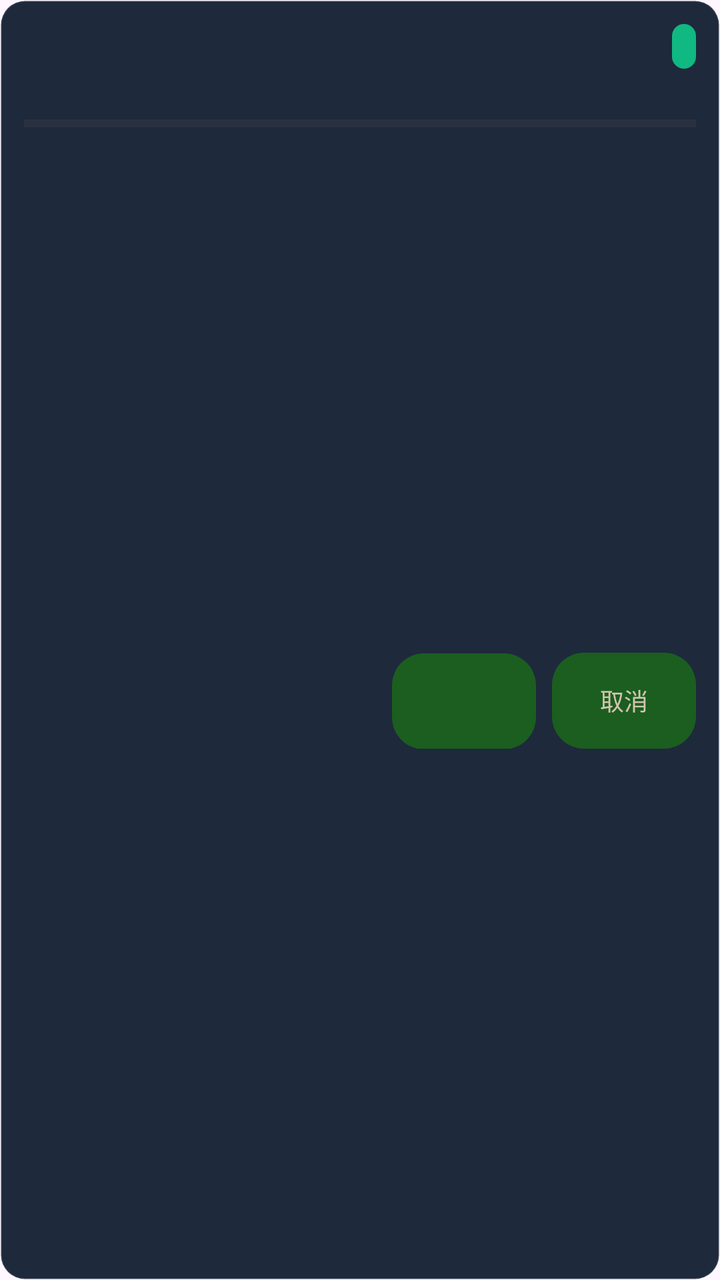
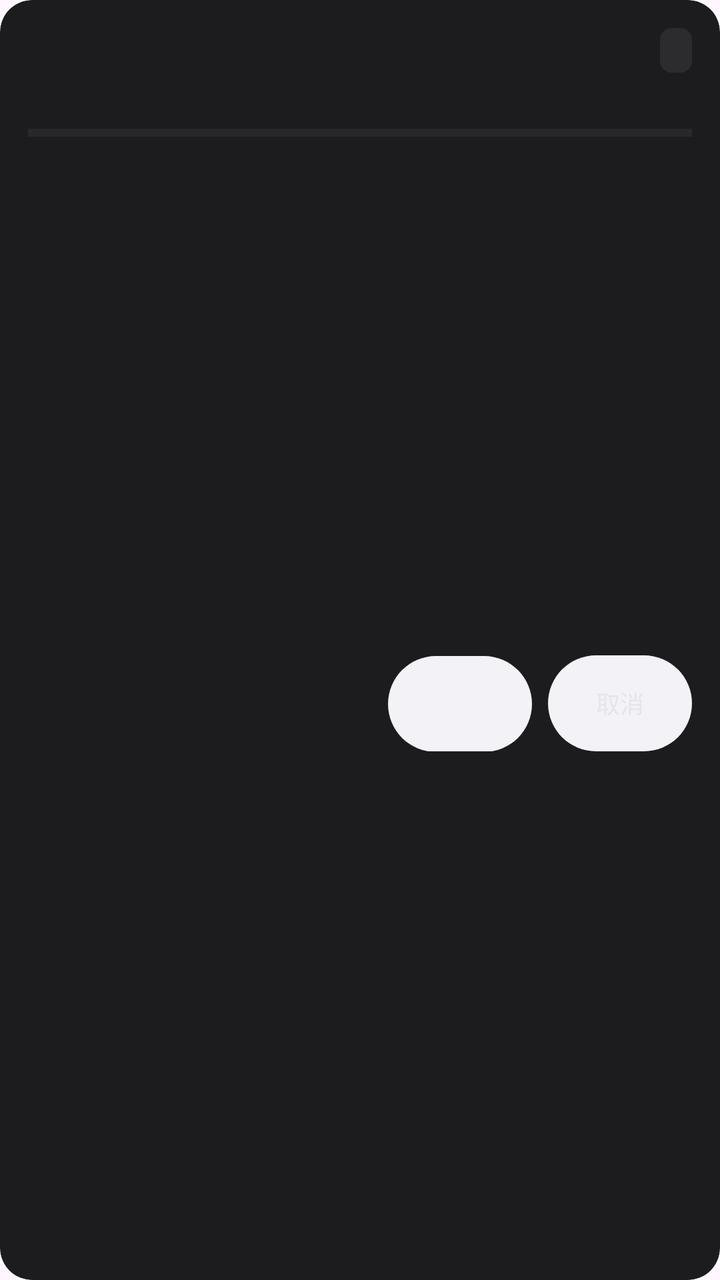

The first picture is an Android layout as it rendered before a commit; the second is the same layout after the commit. The layout source and the unified diff follow.
<!-- AndroidManifest.xml: another module's application theme Theme.YuanBaoTv -->
<!-- res/layout/item_download_task.xml -->
<?xml version="1.0" encoding="utf-8"?>
<androidx.constraintlayout.widget.ConstraintLayout xmlns:android="http://schemas.android.com/apk/res/android"
    xmlns:app="http://schemas.android.com/apk/res-auto"
    android:layout_width="match_parent"
    android:layout_height="wrap_content"
    android:minHeight="120dp"
    android:layout_marginBottom="@dimen/feature_res_spacing_small"
    android:background="@drawable/bg_tv_focus_ring"
    android:padding="12dp">

    <TextView
        android:id="@+id/tv_task_title"
        android:layout_width="0dp"
        android:layout_height="wrap_content"
        android:ellipsize="end"
        android:maxLines="1"
        android:textColor="@color/tv_text_primary"
        android:textSize="@dimen/ui_text_body"
        android:textStyle="bold"
        app:layout_constraintEnd_toStartOf="@id/tv_task_status"
        app:layout_constraintStart_toStartOf="parent"
        app:layout_constraintTop_toTopOf="parent" />

    <TextView
        android:id="@+id/tv_task_status"
        android:layout_width="wrap_content"
        android:layout_height="wrap_content"
        android:background="@drawable/bg_badge_local"
        android:paddingHorizontal="6dp"
        android:paddingVertical="3dp"
        android:textColor="@color/tv_text_primary"
        android:textSize="@dimen/ui_text_caption"
        app:layout_constraintEnd_toEndOf="parent"
        app:layout_constraintTop_toTopOf="parent" />

    <TextView
        android:id="@+id/tv_task_detail"
        android:layout_width="0dp"
        android:layout_height="wrap_content"
        android:layout_marginTop="5dp"
        android:ellipsize="end"
        android:maxLines="2"
        android:textColor="@color/tv_text_secondary"
        android:textSize="@dimen/ui_text_caption"
        app:layout_constraintEnd_toEndOf="parent"
        app:layout_constraintStart_toStartOf="parent"
        app:layout_constraintTop_toBottomOf="@id/tv_task_title" />

    <ProgressBar
        android:id="@+id/pb_task"
        style="?android:attr/progressBarStyleHorizontal"
        android:layout_width="0dp"
        android:layout_height="5dp"
        android:layout_marginTop="7dp"
        android:max="100"
        android:progressTint="@color/tv_accent_blue"
        app:layout_constraintEnd_toEndOf="parent"
        app:layout_constraintStart_toStartOf="parent"
        app:layout_constraintTop_toBottomOf="@id/tv_task_detail" />

    <LinearLayout
        android:layout_width="wrap_content"
        android:layout_height="wrap_content"
        android:layout_marginTop="@dimen/feature_res_spacing_small"
        android:orientation="horizontal"
        app:layout_constraintEnd_toEndOf="parent"
        app:layout_constraintBottom_toBottomOf="parent"
        app:layout_constraintTop_toBottomOf="@id/pb_task">

        <Button
            android:id="@+id/btn_task_pause"
            android:layout_width="wrap_content"
            android:layout_height="wrap_content"
            android:minWidth="72dp"
            android:minHeight="48dp"
            android:paddingHorizontal="12dp"
            android:maxLines="1"
            android:background="@drawable/bg_tv_button_focus"
            android:textColor="@color/tv_control_text"
            android:textSize="@dimen/ui_text_caption" />

        <Button
            android:id="@+id/btn_task_cancel"
            android:layout_width="wrap_content"
            android:layout_height="wrap_content"
            android:minWidth="72dp"
            android:minHeight="48dp"
            android:paddingHorizontal="12dp"
            android:maxLines="1"
            android:layout_marginStart="@dimen/feature_res_spacing_small"
            android:background="@drawable/bg_tv_button_focus"
            android:text="@string/btn_cancel"
            android:textColor="@color/tv_text_secondary"
            android:textSize="@dimen/ui_text_caption" />
    </LinearLayout>
</androidx.constraintlayout.widget.ConstraintLayout>
<!-- resources referenced by this layout -->
<resources>
  <color name="tv_accent_blue">#38BDF8</color>
  <color name="tv_text_primary">#E5E2E1</color>
  <color name="tv_text_secondary">#D3C5AF</color>
  <!-- drawable bg_tv_button_focus (drawable) -->
  <?xml version="1.0" encoding="utf-8"?>
  <selector xmlns:android="http://schemas.android.com/apk/res/android">
      <item android:state_enabled="false"><shape android:shape="rectangle"><solid android:color="@color/tv_control_disabled"/><corners android:radius="16dp"/></shape></item>
      <item android:state_focused="true"><shape android:shape="rectangle"><solid android:color="@color/tv_control_focused"/><corners android:radius="16dp"/><stroke android:width="2dp" android:color="@color/tv_focus_ring"/></shape></item>
      <item android:state_pressed="true"><shape android:shape="rectangle"><solid android:color="@color/tv_control_focused"/><corners android:radius="16dp"/></shape></item>
      <item android:state_selected="true"><shape android:shape="rectangle"><solid android:color="@color/tv_nav_selected"/><corners android:radius="16dp"/></shape></item>
      <item ><shape android:shape="rectangle"><solid android:color="@color/tv_control_surface"/><corners android:radius="16dp"/></shape></item>
  </selector>
  <!-- drawable bg_tv_focus_ring (drawable) -->
  <?xml version="1.0" encoding="utf-8"?>
  <selector xmlns:android="http://schemas.android.com/apk/res/android">
      <item android:state_focused="true">
          <shape android:shape="rectangle">
              <solid android:color="#263B82F6" />
              <stroke android:width="3dp" android:color="@color/tv_focus_ring" />
              <corners android:radius="12dp" />
          </shape>
      </item>
      <item>
          <shape android:shape="rectangle">
              <solid android:color="@color/tv_bg_card" />
              <stroke android:width="1dp" android:color="#1AFFFFFF" />
              <corners android:radius="12dp" />
          </shape>
      </item>
  </selector>
  <style name="Theme.YuanBaoTv" parent="Theme.Material3.DayNight.NoActionBar">
          <item name="colorPrimary">@color/primary</item>
          <item name="colorOnPrimary">@color/on_primary</item>
          <item name="android:statusBarColor">@android:color/transparent</item>
          <item name="android:navigationBarColor">@android:color/transparent</item>
          <item name="android:windowLightStatusBar">false</item>
          <item name="buttonStyle">@style/Widget.YuanBaoTv.Button</item>
      </style>
  <color name="tv_badge_local">#10B981</color>
  <color name="tv_control_disabled">#202526</color>
  <color name="tv_control_focused">#344B48</color>
  <color name="tv_focus_ring">#84F5E8</color>
  <color name="tv_nav_selected">#25443F</color>
  <color name="tv_control_surface">#2A2D30</color>
  <color name="tv_bg_card">#1E293B</color>
  <color name="primary">#1B5E20</color>
  <color name="on_primary">#FFFFFF</color>
  <style name="Widget.YuanBaoTv.Button" parent="Widget.AppCompat.Button">
          <item name="android:backgroundTint">@null</item>
          <item name="backgroundTint">@null</item>
          <item name="android:textAllCaps">false</item>
      </style>
  <!-- unchanged entries left out for length: 5 -->
</resources>

<!-- the commit's change to res/layout/item_download_task.xml (unified diff, before → after) -->
@@ -6,7 +6,9 @@
     android:minHeight="120dp"
     android:layout_marginBottom="@dimen/feature_res_spacing_small"
     android:background="@drawable/bg_tv_focus_ring"
-    android:padding="12dp">
+    android:foreground="@drawable/bg_card_focus_foreground"
+    android:clipToOutline="true"
+    android:padding="14dp">
 
     <TextView
         android:id="@+id/tv_task_title"
@@ -26,7 +28,7 @@
         android:layout_width="wrap_content"
         android:layout_height="wrap_content"
         android:background="@drawable/bg_badge_local"
-        android:paddingHorizontal="6dp"
+        android:paddingHorizontal="8dp"
         android:paddingVertical="3dp"
         android:textColor="@color/tv_text_primary"
         android:textSize="@dimen/ui_text_caption"
@@ -37,7 +39,7 @@
         android:id="@+id/tv_task_detail"
         android:layout_width="0dp"
         android:layout_height="wrap_content"
-        android:layout_marginTop="5dp"
+        android:layout_marginTop="6dp"
         android:ellipsize="end"
         android:maxLines="2"
         android:textColor="@color/tv_text_secondary"
@@ -50,10 +52,10 @@
         android:id="@+id/pb_task"
         style="?android:attr/progressBarStyleHorizontal"
         android:layout_width="0dp"
-        android:layout_height="5dp"
-        android:layout_marginTop="7dp"
+        android:layout_height="6dp"
+        android:layout_marginTop="8dp"
         android:max="100"
-        android:progressTint="@color/tv_accent_blue"
+        android:progressTint="@color/tv_accent_cyan"
         app:layout_constraintEnd_toEndOf="parent"
         app:layout_constraintStart_toStartOf="parent"
         app:layout_constraintTop_toBottomOf="@id/tv_task_detail" />
@@ -76,7 +78,7 @@
             android:paddingHorizontal="12dp"
             android:maxLines="1"
             android:background="@drawable/bg_tv_button_focus"
-            android:textColor="@color/tv_control_text"
+            android:textColor="@color/tv_button_text"
             android:textSize="@dimen/ui_text_caption" />
 
         <Button
@@ -90,7 +92,7 @@
             android:layout_marginStart="@dimen/feature_res_spacing_small"
             android:background="@drawable/bg_tv_button_focus"
             android:text="@string/btn_cancel"
-            android:textColor="@color/tv_text_secondary"
+            android:textColor="@color/tv_button_text"
             android:textSize="@dimen/ui_text_caption" />
     </LinearLayout>
 </androidx.constraintlayout.widget.ConstraintLayout>
<!-- resource entries referenced after the edit -->
@@ -1,57 +1,81 @@
 <!-- resources referenced by this layout -->
 <resources>
-  <color name="tv_accent_blue">#38BDF8</color>
-  <color name="tv_text_primary">#E5E2E1</color>
-  <color name="tv_text_secondary">#D3C5AF</color>
-  <!-- drawable bg_tv_button_focus (drawable) -->
+  <color name="tv_accent_cyan">#F2F2F7</color>
+  <color name="tv_text_primary">#F5F5F7</color>
+  <color name="tv_text_secondary">#B0B0B6</color>
+  <!-- drawable bg_card_focus_foreground (drawable) -->
   <?xml version="1.0" encoding="utf-8"?>
-  <selector xmlns:android="http://schemas.android.com/apk/res/android">
-      <item android:state_enabled="false"><shape android:shape="rectangle"><solid android:color="@color/tv_control_disabled"/><corners android:radius="16dp"/></shape></item>
-      <item android:state_focused="true"><shape android:shape="rectangle"><solid android:color="@color/tv_control_focused"/><corners android:radius="16dp"/><stroke android:width="2dp" android:color="@color/tv_focus_ring"/></shape></item>
-      <item android:state_pressed="true"><shape android:shape="rectangle"><solid android:color="@color/tv_control_focused"/><corners android:radius="16dp"/></shape></item>
-      <item android:state_selected="true"><shape android:shape="rectangle"><solid android:color="@color/tv_nav_selected"/><corners android:radius="16dp"/></shape></item>
-      <item ><shape android:shape="rectangle"><solid android:color="@color/tv_control_surface"/><corners android:radius="16dp"/></shape></item>
-  </selector>
+  <ripple xmlns:android="http://schemas.android.com/apk/res/android" android:color="#1FFFFFFF"><item><selector>
+      <item android:state_focused="true">
+          <shape android:shape="rectangle">
+              <solid android:color="@android:color/transparent"/>
+              <corners android:radius="@dimen/ui_card_corner_radius"/>
+              <stroke android:width="3dp" android:color="@color/tv_focus_ring"/>
+          </shape>
+      </item>
+      <item>
+          <shape android:shape="rectangle">
+              <solid android:color="@android:color/transparent"/>
+              <corners android:radius="@dimen/ui_card_corner_radius"/>
+          </shape>
+      </item>
+  </selector></item><item android:id="@android:id/mask"><shape><solid android:color="@android:color/white"/><corners android:radius="@dimen/ui_card_corner_radius"/></shape></item></ripple>
+  <!-- drawable bg_tv_button_focus: vector/xml drawable (drawable, 6630 chars, omitted) -->
   <!-- drawable bg_tv_focus_ring (drawable) -->
   <?xml version="1.0" encoding="utf-8"?>
   <selector xmlns:android="http://schemas.android.com/apk/res/android">
       <item android:state_focused="true">
           <shape android:shape="rectangle">
-              <solid android:color="#263B82F6" />
+              <solid android:color="#26FFFFFF" />
               <stroke android:width="3dp" android:color="@color/tv_focus_ring" />
-              <corners android:radius="12dp" />
+              <corners android:radius="16dp" />
           </shape>
       </item>
       <item>
           <shape android:shape="rectangle">
               <solid android:color="@color/tv_bg_card" />
-              <stroke android:width="1dp" android:color="#1AFFFFFF" />
-              <corners android:radius="12dp" />
+              <corners android:radius="16dp" />
           </shape>
       </item>
   </selector>
   <style name="Theme.YuanBaoTv" parent="Theme.Material3.DayNight.NoActionBar">
           <item name="colorPrimary">@color/primary</item>
           <item name="colorOnPrimary">@color/on_primary</item>
+          <item name="colorSecondary">@color/tv_accent_gold</item>
+          <item name="colorSurface">@color/tv_bg_dark</item>
+          <item name="colorOnSurface">@color/tv_text_primary</item>
+          <item name="colorSurfaceVariant">@color/tv_bg_card</item>
+          <item name="colorOnSurfaceVariant">@color/tv_text_secondary</item>
           <item name="android:statusBarColor">@android:color/transparent</item>
           <item name="android:navigationBarColor">@android:color/transparent</item>
           <item name="android:windowLightStatusBar">false</item>
+          <item name="android:windowBackground">@color/tv_bg_dark</item>
           <item name="buttonStyle">@style/Widget.YuanBaoTv.Button</item>
       </style>
-  <color name="tv_badge_local">#10B981</color>
-  <color name="tv_control_disabled">#202526</color>
-  <color name="tv_control_focused">#344B48</color>
-  <color name="tv_focus_ring">#84F5E8</color>
-  <color name="tv_nav_selected">#25443F</color>
-  <color name="tv_control_surface">#2A2D30</color>
-  <color name="tv_bg_card">#1E293B</color>
-  <color name="primary">#1B5E20</color>
-  <color name="on_primary">#FFFFFF</color>
+  <color name="tv_badge_local">#2C2C2E</color>
+  <dimen name="ui_card_corner_radius">16dp</dimen>
+  <color name="tv_focus_ring">#F5F5F7</color>
+  <color name="tv_bg_card">#1C1C1E</color>
+  <color name="primary">#F2F2F7</color>
+  <color name="on_primary">#171719</color>
+  <color name="tv_accent_gold">#B0B0B6</color>
+  <color name="tv_bg_dark">#101010</color>
   <style name="Widget.YuanBaoTv.Button" parent="Widget.AppCompat.Button">
           <item name="android:backgroundTint">@null</item>
           <item name="backgroundTint">@null</item>
           <item name="android:textAllCaps">false</item>
+          <item name="android:minHeight">@dimen/ui_action_min_height</item>
+          <item name="android:paddingStart">20dp</item>
+          <item name="android:paddingEnd">20dp</item>
+          <item name="android:drawablePadding">8dp</item>
+          <item name="iconTint">@color/tv_button_text</item>
+          <item name="android:textColor">@color/tv_button_text</item>
+          <item name="android:textSize">@dimen/ui_text_action</item>
+          <item name="android:fontFamily">sans-serif-medium</item>
+          <item name="android:background">@drawable/bg_tv_button_focus</item>
       </style>
+  <dimen name="ui_action_min_height">48dp</dimen>
+  <dimen name="ui_text_action">14sp</dimen>
   <!-- unchanged entries left out for length: 5 -->
 </resources>
 
